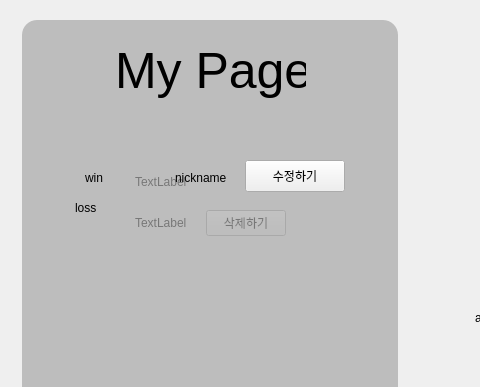
Ryuyraji/tictactoe_qt, file mypage.ui: the form before one commit; both pictures show x 165 to 645 and y 0 to 387 of the 800 by 800 pixel window.
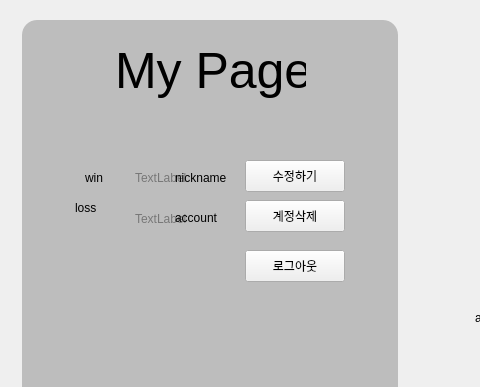
The form after the commit. Icons and pictures are not drawn.

Commit message: mypage first draft

Patch:
```diff
--- a/mypage.ui
+++ b/mypage.ui
@@ -144,13 +144,6 @@
     </item>
     <item>
      <layout class="QGridLayout" name="gridLayout">
-      <item row="0" column="2">
-       <widget class="QPushButton" name="deleteBtn">
-        <property name="text">
-         <string>삭제하기</string>
-        </property>
-       </widget>
-      </item>
       <item row="0" column="1">
        <widget class="QLabel" name="label_2">
         <property name="text">
@@ -188,6 +181,45 @@
     <string>수정하기</string>
    </property>
   </widget>
+  <widget class="QPushButton" name="deleteBtn">
+   <property name="geometry">
+    <rect>
+     <x>410</x>
+     <y>200</y>
+     <width>100</width>
+     <height>32</height>
+    </rect>
+   </property>
+   <property name="text">
+    <string>계정삭제</string>
+   </property>
+  </widget>
+  <widget class="QLabel" name="account">
+   <property name="geometry">
+    <rect>
+     <x>340</x>
+     <y>210</y>
+     <width>58</width>
+     <height>16</height>
+    </rect>
+   </property>
+   <property name="text">
+    <string>account</string>
+   </property>
+  </widget>
+  <widget class="QPushButton" name="logoutBtn">
+   <property name="geometry">
+    <rect>
+     <x>410</x>
+     <y>250</y>
+     <width>100</width>
+     <height>32</height>
+    </rect>
+   </property>
+   <property name="text">
+    <string>로그아웃</string>
+   </property>
+  </widget>
   <zorder>layoutWidget</zorder>
   <zorder>bg</zorder>
   <zorder>page</zorder>
@@ -197,6 +229,9 @@
   <zorder>lossPointLabel</zorder>
   <zorder>nickname</zorder>
   <zorder>updateBtn</zorder>
+  <zorder>deleteBtn</zorder>
+  <zorder>account</zorder>
+  <zorder>logoutBtn</zorder>
  </widget>
  <resources/>
  <connections/>
```
The commit also changes 4 other files.
